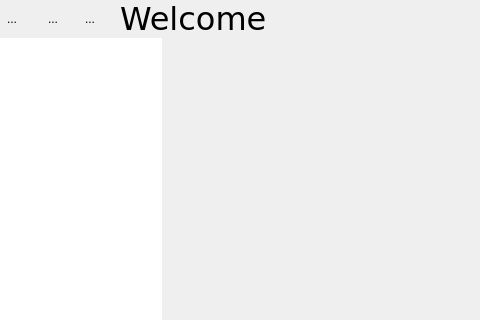
Old version of the form Include/imtgui/CThumbnailDecoratorGuiComp.ui in the repository ImagingTools/ImtCore; both pictures show x 0 to 480 and y 0 to 320 of the 1135 by 546 pixel window.
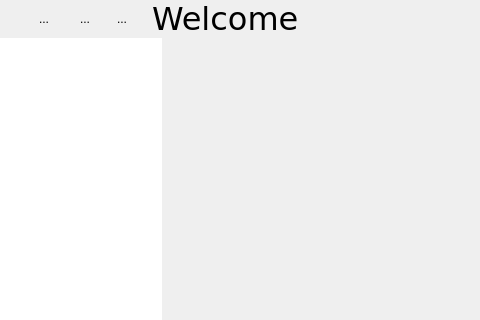
New version of the form. Icons and pictures are not drawn.

Commit message: CThumbnailDecoratorGuiComp: added application logo

Diff of the .ui file:
```diff
--- a/Include/imtgui/CThumbnailDecoratorGuiComp.ui
+++ b/Include/imtgui/CThumbnailDecoratorGuiComp.ui
@@ -78,6 +78,37 @@
           <property name="bottomMargin">
            <number>0</number>
           </property>
+          <item>
+           <widget class="QFrame" name="AppLogoFrame">
+            <property name="frameShape">
+             <enum>QFrame::NoFrame</enum>
+            </property>
+            <property name="frameShadow">
+             <enum>QFrame::Plain</enum>
+            </property>
+            <layout class="QHBoxLayout" name="horizontalLayout_11">
+             <property name="spacing">
+              <number>0</number>
+             </property>
+             <property name="topMargin">
+              <number>0</number>
+             </property>
+             <property name="rightMargin">
+              <number>12</number>
+             </property>
+             <property name="bottomMargin">
+              <number>0</number>
+             </property>
+             <item>
+              <widget class="QLabel" name="AppLogo">
+               <property name="text">
+                <string/>
+               </property>
+              </widget>
+             </item>
+            </layout>
+           </widget>
+          </item>
           <item>
            <widget class="QToolButton" name="HomeButton">
             <property name="enabled">
```
The commit also changes 2 other files.
